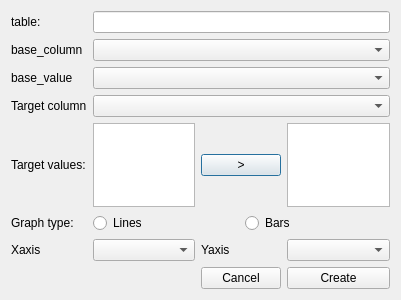
First picture: the form in core/ui/my_toolbar/dlg_static.ui, repository Giswater/gw_plotmanage_plugin, before the edit.
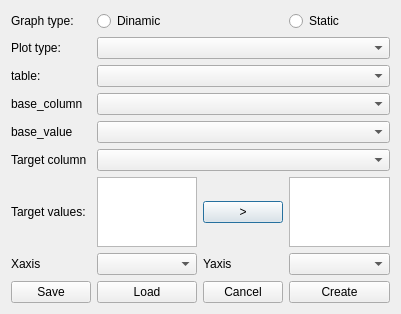
Second picture: the form after the edit.

```diff
--- a/core/ui/my_toolbar/dlg_static.ui
+++ b/core/ui/my_toolbar/dlg_static.ui
@@ -7,7 +7,7 @@
     <x>0</x>
     <y>0</y>
     <width>401</width>
-    <height>300</height>
+    <height>309</height>
    </rect>
   </property>
   <property name="windowTitle">
@@ -16,125 +16,148 @@
   <layout class="QGridLayout" name="gridLayout_2">
    <item row="0" column="0">
     <layout class="QGridLayout" name="gridLayout">
-     <item row="4" column="2">
+     <item row="8" column="3">
+      <widget class="QListWidget" name="lw_selectedvalues"/>
+     </item>
+     <item row="8" column="1">
+      <widget class="QListWidget" name="lw_defaultvalues"/>
+     </item>
+     <item row="8" column="2">
       <widget class="QPushButton" name="btn_insert">
        <property name="text">
         <string>&gt;</string>
        </property>
       </widget>
      </item>
-     <item row="1" column="1" colspan="3">
-      <widget class="QComboBox" name="cmb_values"/>
+     <item row="5" column="1" colspan="3">
+      <widget class="QComboBox" name="cmb_basecolumn"/>
      </item>
-     <item row="0" column="1" colspan="3">
-      <widget class="QLineEdit" name="txt_nameTable"/>
-     </item>
-     <item row="4" column="1">
-      <widget class="QListWidget" name="lw_defaultvalues"/>
-     </item>
-     <item row="4" column="3">
-      <widget class="QListWidget" name="lw_selectedvalues"/>
-     </item>
-     <item row="5" column="0">
+     <item row="2" column="0">
       <widget class="QLabel" name="label_7">
        <property name="text">
         <string>Graph type:</string>
        </property>
       </widget>
      </item>
-     <item row="6" column="0">
+     <item row="2" column="1">
+      <widget class="QRadioButton" name="rb_dinamic">
+       <property name="text">
+        <string>Dinamic</string>
+       </property>
+      </widget>
+     </item>
+     <item row="2" column="3">
+      <widget class="QRadioButton" name="rb_static">
+       <property name="text">
+        <string>Static</string>
+       </property>
+      </widget>
+     </item>
+     <item row="10" column="0">
       <widget class="QLabel" name="label_8">
        <property name="text">
         <string>Xaxis</string>
        </property>
       </widget>
      </item>
-     <item row="6" column="3">
+     <item row="10" column="3">
       <widget class="QComboBox" name="cmb_yaxis"/>
      </item>
-     <item row="3" column="0">
+     <item row="7" column="0">
       <widget class="QLabel" name="label_6">
        <property name="text">
         <string>Target column</string>
        </property>
       </widget>
      </item>
-     <item row="2" column="1" colspan="3">
+     <item row="6" column="1" colspan="3">
       <widget class="QComboBox" name="cmb_basevalue"/>
      </item>
-     <item row="4" column="0">
-      <widget class="QLabel" name="label_3">
-       <property name="text">
-        <string>Target values:</string>
-       </property>
-      </widget>
-     </item>
-     <item row="1" column="0">
+     <item row="5" column="0">
       <widget class="QLabel" name="label_2">
        <property name="text">
         <string>base_column</string>
        </property>
       </widget>
      </item>
-     <item row="0" column="0">
+     <item row="4" column="0">
       <widget class="QLabel" name="label">
        <property name="text">
         <string>table:</string>
        </property>
       </widget>
      </item>
-     <item row="6" column="1">
+     <item row="10" column="1">
       <widget class="QComboBox" name="cmb_xaxis"/>
      </item>
-     <item row="6" column="2">
+     <item row="8" column="0">
+      <widget class="QLabel" name="label_3">
+       <property name="text">
+        <string>Target values:</string>
+       </property>
+      </widget>
+     </item>
+     <item row="10" column="2">
       <widget class="QLabel" name="label_9">
        <property name="text">
         <string>Yaxis</string>
        </property>
       </widget>
      </item>
-     <item row="2" column="0">
+     <item row="7" column="1" colspan="3">
+      <widget class="QComboBox" name="cmb_targetColumn"/>
+     </item>
+     <item row="6" column="0">
       <widget class="QLabel" name="label_5">
        <property name="text">
         <string>base_value</string>
        </property>
       </widget>
      </item>
-     <item row="3" column="1" colspan="3">
-      <widget class="QComboBox" name="cmb_targetColumn"/>
+     <item row="9" column="1" colspan="3">
+      <layout class="QHBoxLayout" name="horizontalLayout"/>
      </item>
-     <item row="5" column="1" colspan="3">
-      <layout class="QHBoxLayout" name="horizontalLayout">
-       <item>
-        <widget class="QRadioButton" name="rb_lines">
-         <property name="text">
-          <string>Lines</string>
-         </property>
-        </widget>
-       </item>
-       <item>
-        <widget class="QRadioButton" name="rb_bars">
-         <property name="text">
-          <string>Bars</string>
-         </property>
-        </widget>
-       </item>
-      </layout>
-     </item>
-     <item row="7" column="3">
+     <item row="11" column="3">
       <widget class="QPushButton" name="btn_create">
        <property name="text">
         <string>Create</string>
        </property>
       </widget>
      </item>
-     <item row="7" column="2">
+     <item row="11" column="2">
       <widget class="QPushButton" name="btn_cancel">
        <property name="text">
         <string>Cancel</string>
        </property>
       </widget>
      </item>
+     <item row="3" column="0">
+      <widget class="QLabel" name="label_4">
+       <property name="text">
+        <string>Plot type:</string>
+       </property>
+      </widget>
+     </item>
+     <item row="3" column="1" colspan="3">
+      <widget class="QComboBox" name="cmb_plottype"/>
+     </item>
+     <item row="4" column="1" colspan="3">
+      <widget class="QComboBox" name="cmb_nameTable"/>
+     </item>
+     <item row="11" column="0">
+      <widget class="QPushButton" name="btn_save">
+       <property name="text">
+        <string>Save</string>
+       </property>
+      </widget>
+     </item>
+     <item row="11" column="1">
+      <widget class="QPushButton" name="btn_load">
+       <property name="text">
+        <string>Load</string>
+       </property>
+      </widget>
+     </item>
     </layout>
    </item>
   </layout>
```
